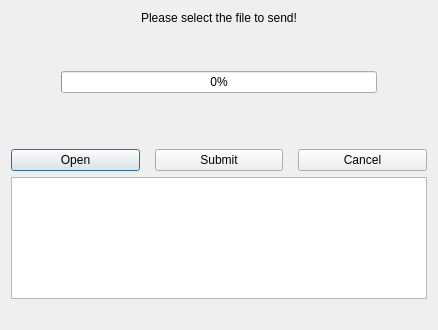
Above: Jobs-of-SoftwareEngineer/Codeing/Scut/sendfile.ui from CSLP/CPP before the change. Below: the same form after it.
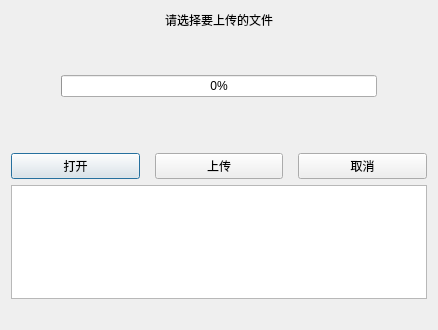
That is the form after the change.

What changed in the file:
```diff
--- a/Jobs-of-SoftwareEngineer/Codeing/Scut/sendfile.ui
+++ b/Jobs-of-SoftwareEngineer/Codeing/Scut/sendfile.ui
@@ -17,7 +17,7 @@
    <item>
     <widget class="QLabel" name="label">
      <property name="text">
-      <string>Please select the file to send!</string>
+      <string>请选择要上传的文件</string>
      </property>
      <property name="alignment">
       <set>Qt::AlignCenter</set>
@@ -107,21 +107,21 @@
      <item>
       <widget class="QPushButton" name="openPushButton">
        <property name="text">
-        <string>Open</string>
+        <string>打开</string>
        </property>
       </widget>
      </item>
      <item>
       <widget class="QPushButton" name="submitPushButton">
        <property name="text">
-        <string>Submit</string>
+        <string>上传</string>
        </property>
       </widget>
      </item>
      <item>
       <widget class="QPushButton" name="cancelPushButton">
        <property name="text">
-        <string>Cancel</string>
+        <string>取消</string>
        </property>
       </widget>
      </item>
```
